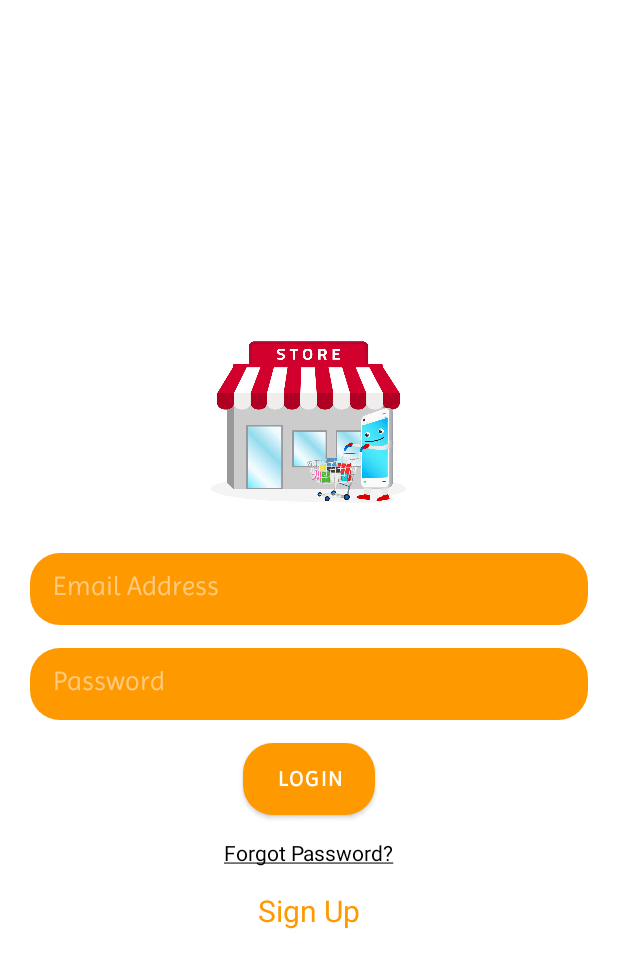
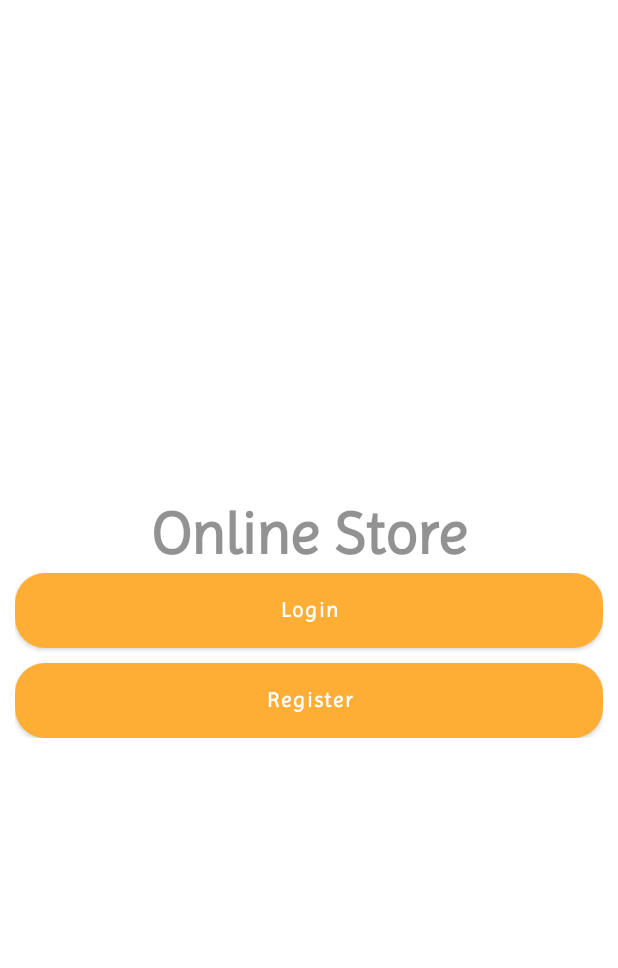
Before and after one commit to Zakaria-Ar/Online-Store-Android, an Android app: the screen it shows after launch (LoginActivity before the commit, StartActivity after it), on a phone screen of 412 x 824 dp. Shown: the top 968 px of the screen. Run offline under Robolectric (Android 15) with nearby library versions, the phone set to English and light mode, and no system bars.

Commit message:
Android project2

```diff
--- a/app/build.gradle
+++ b/app/build.gradle
@@ -36,6 +36,7 @@ dependencies {
     implementation 'androidx.constraintlayout:constraintlayout:2.1.4'
     implementation 'com.google.firebase:firebase-auth:21.1.0'
     implementation 'com.google.firebase:firebase-firestore:24.4.1'
+    implementation 'androidx.compose.animation:animation-core:1.1.1'
     testImplementation 'junit:junit:4.13.2'
     androidTestImplementation 'androidx.test.ext:junit:1.1.5'
     androidTestImplementation 'androidx.test.espresso:espresso-core:3.5.1'
--- /dev/null
+++ b/app/src/main/java/com/example/projetmobile_cart/StartActivity.java
@@ -0,0 +1,60 @@
+package com.example.projetmobile_cart;
+
+import androidx.appcompat.app.AppCompatActivity;
+
+import android.content.Intent;
+import android.os.Bundle;
+import android.view.View;
+import android.view.animation.TranslateAnimation;
+
+import android.view.animation.Animation;
+import android.widget.Button;
+import android.widget.ImageView;
+import android.widget.LinearLayout;
+
+
+public class StartActivity extends AppCompatActivity {
+    private ImageView iconImage;
+    private LinearLayout linearLayout;
+
+
+    @Override
+    protected void onCreate(Bundle savedInstanceState) {
+        super.onCreate(savedInstanceState);
+        setContentView(R.layout.activity_start);
+        iconImage = findViewById(R.id.icon_image);
+        linearLayout = findViewById(R.id.linearLayout);
+        Button register = findViewById(R.id.register);
+        Button login = findViewById(R.id.login2);
+        linearLayout.animate().alpha(0f).setDuration(10);
+
+
+        TranslateAnimation animation = new TranslateAnimation(0,0,0,-1000);
+        animation.setDuration(1000);
+        animation.setFillAfter(false);
+        animation.setAnimationListener(new MyAnimationListener());
+        iconImage.setAnimation(animation);
+
+        register.setOnClickListener(v -> startActivity(new Intent(StartActivity.this,SignUpActivity.class).addFlags(Intent.FLAG_ACTIVITY_CLEAR_TASK | Intent.FLAG_ACTIVITY_CLEAR_TOP)));
+        login.setOnClickListener(v -> startActivity(new Intent(StartActivity.this,LoginActivity.class).addFlags(Intent.FLAG_ACTIVITY_CLEAR_TASK | Intent.FLAG_ACTIVITY_CLEAR_TOP)));
+    }
+    private class MyAnimationListener implements Animation.AnimationListener{
+        @Override
+        public void onAnimationStart(Animation animation) {
+
+        }
+
+        @Override
+        public void onAnimationEnd(Animation animation) {
+            iconImage.clearAnimation();
+            iconImage.setVisibility(View.INVISIBLE);
+            linearLayout.animate().alpha(1f).setDuration(1000);
+
+        }
+
+        @Override
+        public void onAnimationRepeat(Animation animation) {
+
+        }
+    }
+}
--- /dev/null
+++ b/app/src/main/res/layout/activity_start.xml
@@ -0,0 +1,60 @@
+<?xml version="1.0" encoding="utf-8"?>
+<RelativeLayout xmlns:android="http://schemas.android.com/apk/res/android"
+    xmlns:tools="http://schemas.android.com/tools"
+    android:layout_width="match_parent"
+    android:layout_height="match_parent">
+
+    <ImageView
+        android:id="@+id/icon_image"
+        android:layout_width="100dp"
+        android:layout_height="100dp"
+        android:layout_centerInParent="true"
+        android:contentDescription="@string/logo"
+        android:src="@drawable/img"
+        tools:ignore="ImageContrastCheck" />
+    <LinearLayout
+        android:layout_width="match_parent"
+        android:layout_height="wrap_content"
+        android:layout_centerInParent="true"
+        android:orientation="vertical"
+        android:padding="10dp"
+        android:id="@+id/linearLayout">
+
+        <TextView
+            android:id="@+id/banner"
+            android:layout_width="wrap_content"
+            android:layout_height="50dp"
+            android:layout_gravity="center"
+            android:fontFamily="@font/imprima"
+            android:text="@string/online_store"
+            android:textAlignment="center"
+            android:textSize="40sp"
+            android:textStyle="bold"
+            tools:ignore="TextSizeCheck" />
+
+        <Button
+            android:id="@+id/login2"
+            style="@style/MyStyleButton"
+            android:layout_width="match_parent"
+            android:layout_height="50dp"
+            android:background="@drawable/round_btn"
+            android:text="@string/login"
+            android:textAllCaps="false"
+            tools:ignore="TextContrastCheck,VisualLintButtonSize" />
+        <Space
+            android:layout_width="0dp"
+            android:layout_height="10dp"/>
+
+        <Button
+            android:id="@+id/register"
+            style="@style/MyStyleButton"
+            android:layout_width="match_parent"
+            android:layout_height="50dp"
+            android:background="@drawable/round_btn"
+            android:text="@string/register"
+            android:textAllCaps="false"
+            tools:ignore="TextContrastCheck,VisualLintButtonSize" />
+
+    </LinearLayout>
+
+</RelativeLayout>
--- a/app/src/main/res/menu/navigation_menu.xml
+++ b/app/src/main/res/menu/navigation_menu.xml
@@ -7,6 +7,9 @@
     <item android:id="@+id/menuFavorite"
         android:icon="@drawable/ic_shopping_cart"
         android:title="@string/favorite" />
+    <item android:id="@+id/menuCreateStore"
+        android:icon="@drawable/add_store"
+        android:title="@string/favorite" />
     <item android:id="@+id/menuAccount"
         android:icon="@drawable/ic_account_circle"
         android:title="@string/account" />
--- a/app/src/main/res/values/strings.xml
+++ b/app/src/main/res/values/strings.xml
@@ -94,5 +94,6 @@
     <string name="enter_store_name">Enter store name</string>
     <string name="next">Next</string>
     <string name="delete">Delete</string>
+    <string name="register">Register</string>
 
 </resources>
```
Also changed, not shown: app/src/main/AndroidManifest.xml (+9 -5 lines), app/src/main/java/com/example/projetmobile_cart/CreateStoreActivity.java (+19 -6 lines), app/src/main/java/com/example/projetmobile_cart/HomeActivity.java (+8 -0 lines), app/src/main/res/drawable/add_store.xml (added, +7 -0 lines).
